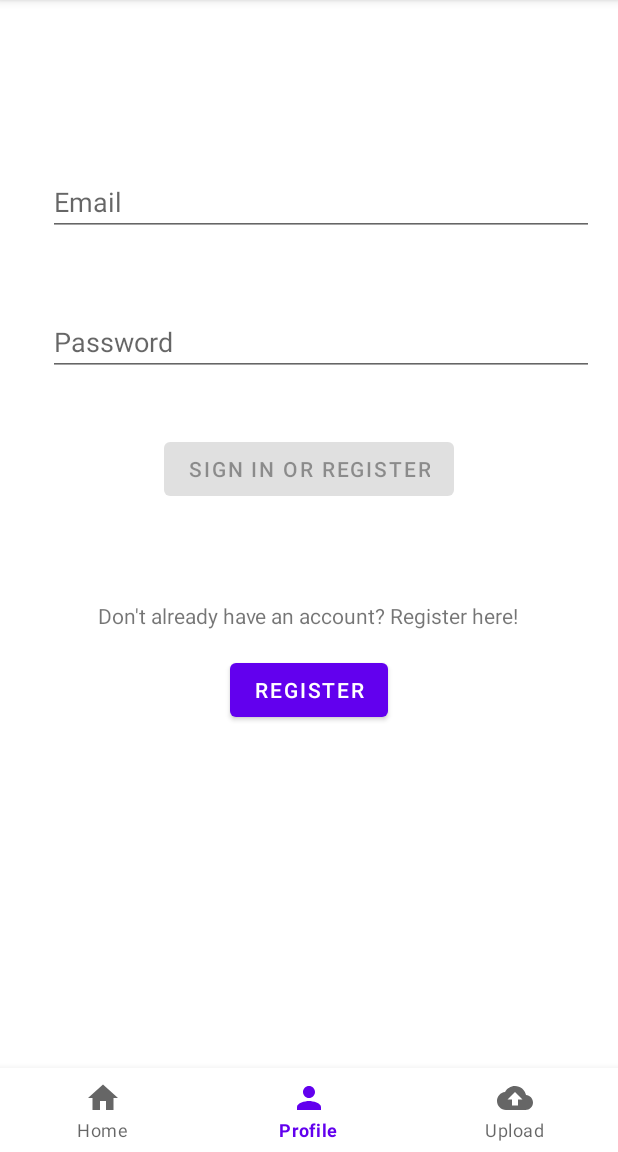
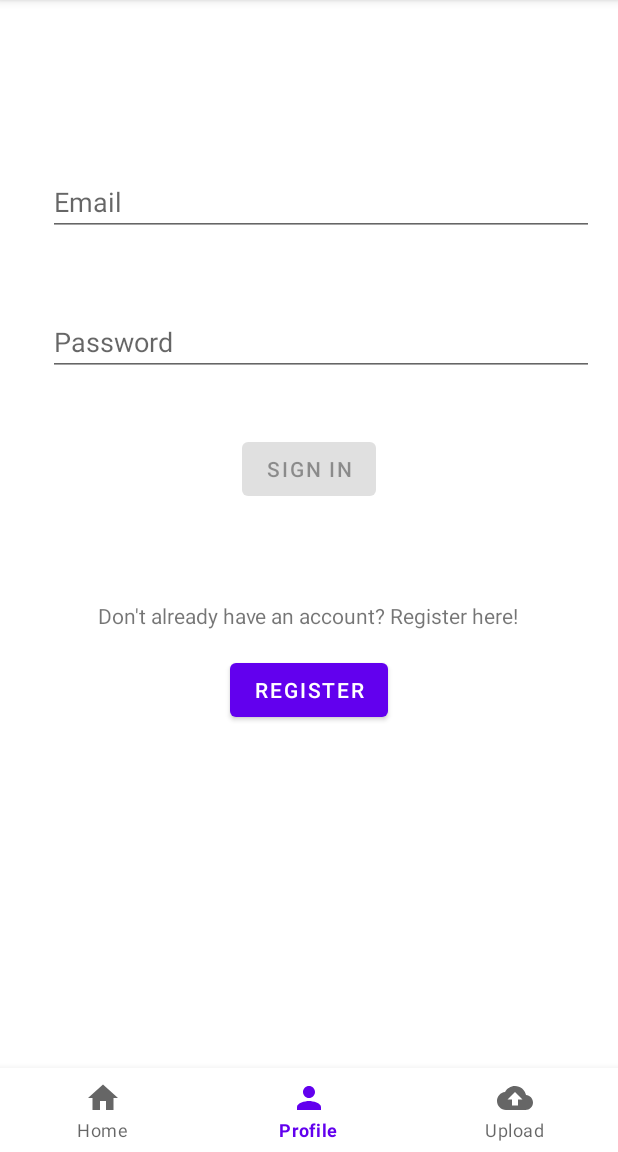
Before and after one commit to weihong0827/SUTDfolio, an Android app: the screen it shows after launch (MainActivity), item 2 of the bottom bar chosen, on a phone screen of 412 x 824 dp, the part 84-1236 px from its top. Run offline under Robolectric (Android 15) with nearby library versions, the light colour scheme and no system bars; our stand-ins replace Volley, navigation-ui; network calls fail.

Commit message:
Renamed log in button

```diff
--- a/app/src/main/res/values/strings.xml
+++ b/app/src/main/res/values/strings.xml
@@ -8,7 +8,7 @@
     <string name="prompt_password">Password</string>
     <string name="prompt_name">Name (minimum 6 characters long)</string>
     <string name="prompt_student_ID">Student ID</string>
-    <string name="action_sign_in">Sign in or register</string>
+    <string name="action_sign_in">Sign in</string>
     <string name="Enter_OTP">Enter OTP</string>
     <string name="Enter_OTP_email">Enter OTP sent to user Email</string>
     <string name="verify_otp">Verify</string>
```
Also changed, not shown: app/src/main/java/com/example/sutdfolio/OTPverification.java (+0 -9 lines), app/src/main/java/com/example/sutdfolio/RegisterFragment.java (+20 -0 lines).
